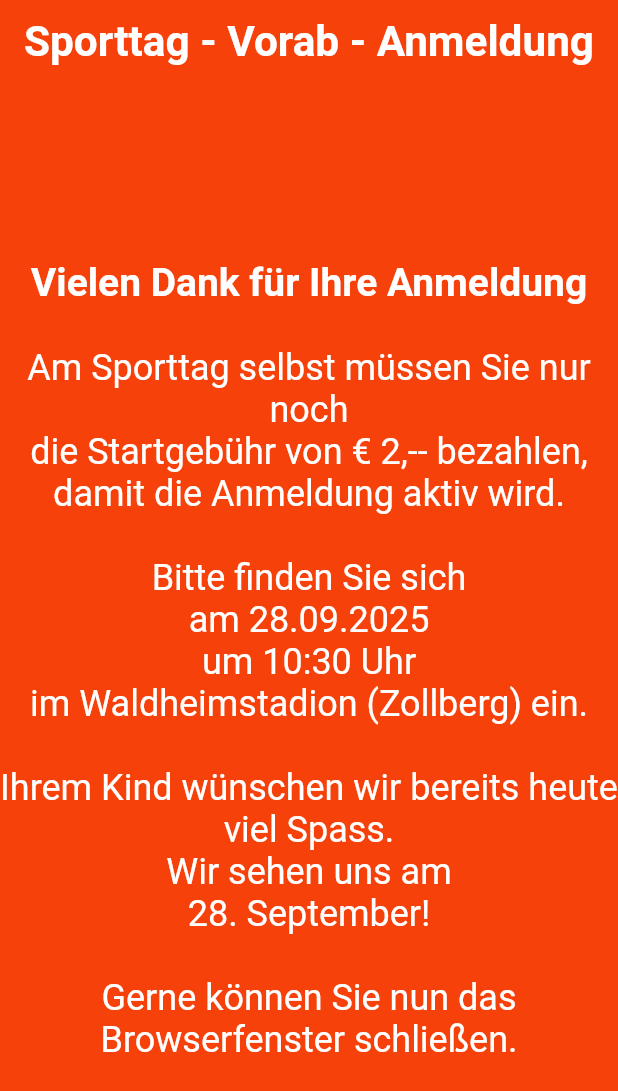
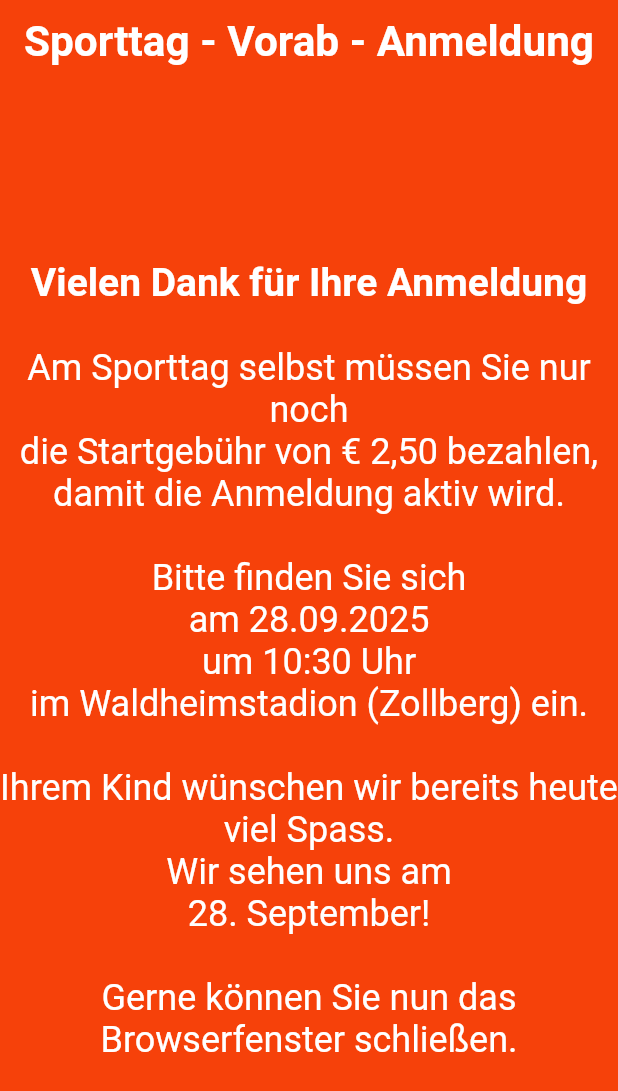
Before and after one commit to HoefiEsslingen/sporttag_wettkampfbuero, a Flutter app: the DankeVorabAnmeldung screen opened by its route, on a phone screen of 412 x 824 dp. Shown: the top 1091 px of the screen. Run offline on Flutter 3.47's test engine with Material 3 defaults, Android fonts, the phone set to English and light mode, and no system bars; our stand-ins replace logger, parse_server_sdk_flutter, qr_flutter, shared_preferences, web; missing offline and left inert: dart:ui_web; accounts and stored records are empty.

Commit message:
Vorabanmeldung Gebühr angepasst

```diff
--- a/lib/src/danke_vorab_anmeldung.dart
+++ b/lib/src/danke_vorab_anmeldung.dart
@@ -26,7 +26,7 @@ class DankeVorabAnmeldung extends StatelessWidget {
               ),
               TextSpan(
                 text:
-                    '''\nAm Sporttag selbst müssen Sie nur noch\ndie Startgebühr von € 2,-- bezahlen,\ndamit die Anmeldung aktiv wird.\n\nBitte finden Sie sich \nam 28.09.2025\num 10:30 Uhr\nim Waldheimstadion (Zollberg) ein.\n''',
+                    '''\nAm Sporttag selbst müssen Sie nur noch\ndie Startgebühr von € 2,50 bezahlen,\ndamit die Anmeldung aktiv wird.\n\nBitte finden Sie sich \nam 28.09.2025\num 10:30 Uhr\nim Waldheimstadion (Zollberg) ein.\n''',
               ),
             TextSpan(
                 text:
```
